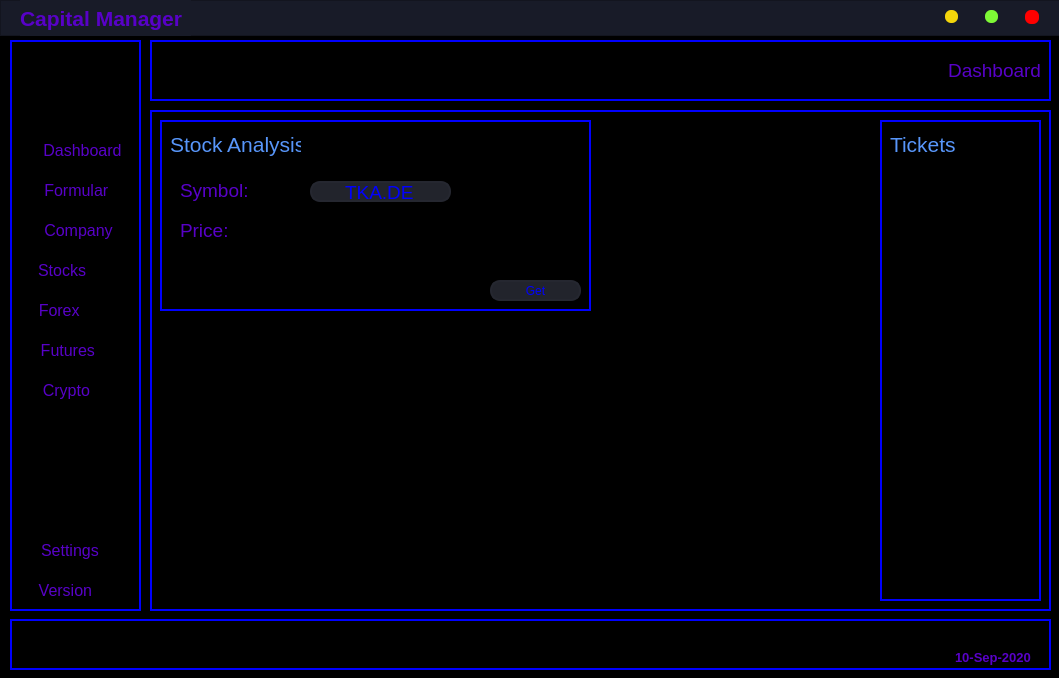
Above: CapitalManager/main.ui from 0xProtocol/FinancalManager before the change. Below: the same form after it.
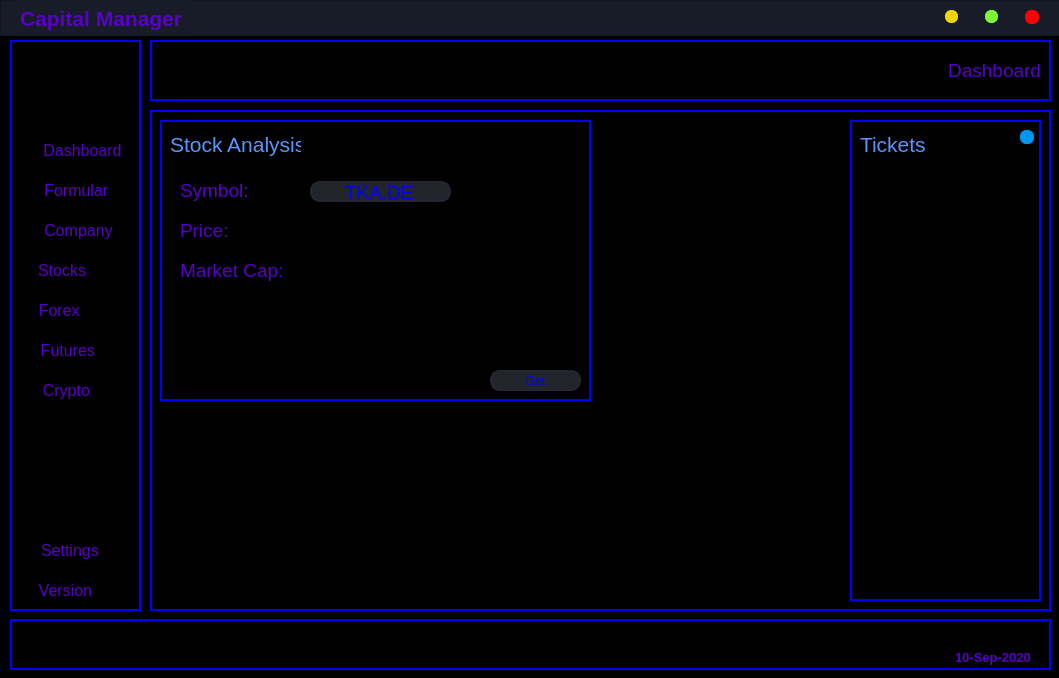
That is the form after the change. Icons and pictures are not drawn.

Commit message: market cap und prozentsatz hinzugefügt

Diff of the .ui file:
```diff
--- a/CapitalManager/main.ui
+++ b/CapitalManager/main.ui
@@ -2309,7 +2309,7 @@
        <x>10</x>
        <y>10</y>
        <width>431</width>
-       <height>191</height>
+       <height>281</height>
       </rect>
      </property>
      <property name="frameShape">
@@ -2436,7 +2436,7 @@
        <rect>
         <x>160</x>
         <y>100</y>
-        <width>131</width>
+        <width>121</width>
         <height>21</height>
        </rect>
       </property>
@@ -2461,7 +2461,7 @@
       <property name="geometry">
        <rect>
         <x>330</x>
-        <y>160</y>
+        <y>250</y>
         <width>91</width>
         <height>21</height>
        </rect>
@@ -2481,13 +2481,91 @@
        <string>Get</string>
       </property>
      </widget>
+     <widget class="QLabel" name="lblmarketcap">
+      <property name="geometry">
+       <rect>
+        <x>20</x>
+        <y>140</y>
+        <width>111</width>
+        <height>21</height>
+       </rect>
+      </property>
+      <property name="font">
+       <font>
+        <family>Segoe UI</family>
+        <pointsize>14</pointsize>
+       </font>
+      </property>
+      <property name="styleSheet">
+       <string notr="true">color: rgb(88, 1, 200);
+ border-top: 0px solid blue; 
+ border-left: 0px solid blue; 
+ border-right: 0px solid blue; 
+ border-bottom: 0px solid blue; </string>
+      </property>
+      <property name="text">
+       <string>Market Cap:</string>
+      </property>
+     </widget>
+     <widget class="QLabel" name="lblmarketcap_2">
+      <property name="geometry">
+       <rect>
+        <x>160</x>
+        <y>140</y>
+        <width>121</width>
+        <height>21</height>
+       </rect>
+      </property>
+      <property name="font">
+       <font>
+        <family>Segoe UI</family>
+        <pointsize>14</pointsize>
+       </font>
+      </property>
+      <property name="styleSheet">
+       <string notr="true">color: rgb(88, 1, 200);
+ border-top: 0px solid blue; 
+ border-left: 0px solid blue; 
+ border-right: 0px solid blue; 
+ border-bottom: 0px solid blue; </string>
+      </property>
+      <property name="text">
+       <string/>
+      </property>
+     </widget>
+     <widget class="QLabel" name="lblChanges">
+      <property name="geometry">
+       <rect>
+        <x>290</x>
+        <y>100</y>
+        <width>111</width>
+        <height>21</height>
+       </rect>
+      </property>
+      <property name="font">
+       <font>
+        <family>Segoe UI</family>
+        <pointsize>14</pointsize>
+       </font>
+      </property>
+      <property name="styleSheet">
+       <string notr="true">color: rgb(88, 1, 200);
+ border-top: 0px solid blue; 
+ border-left: 0px solid blue; 
+ border-right: 0px solid blue; 
+ border-bottom: 0px solid blue; </string>
+      </property>
+      <property name="text">
+       <string/>
+      </property>
+     </widget>
     </widget>
     <widget class="QFrame" name="framStocksLastSearched">
      <property name="geometry">
       <rect>
-       <x>730</x>
+       <x>700</x>
        <y>10</y>
-       <width>161</width>
+       <width>191</width>
        <height>481</height>
       </rect>
      </property>
@@ -2530,7 +2608,7 @@
        <rect>
         <x>10</x>
         <y>50</y>
-        <width>141</width>
+        <width>171</width>
         <height>421</height>
        </rect>
       </property>
@@ -2542,6 +2620,50 @@
  border-bottom: 0px solid blue; </string>
       </property>
      </widget>
+     <widget class="QPushButton" name="btnTicketDividents">
+      <property name="geometry">
+       <rect>
+        <x>170</x>
+        <y>10</y>
+        <width>14</width>
+        <height>14</height>
+       </rect>
+      </property>
+      <property name="minimumSize">
+       <size>
+        <width>14</width>
+        <height>14</height>
+       </size>
+      </property>
+      <property name="maximumSize">
+       <size>
+        <width>17</width>
+        <height>17</height>
+       </size>
+      </property>
+      <property name="toolTip">
+       <string/>
+      </property>
+      <property name="styleSheet">
+       <string notr="true">QPushButton {
+	border: none;
+	border-radius: 6px;		
+	background-color: rgb(0, 150, 240);
+}
+QPushButton:hover {		
+		background-color: rgb(0, 200, 255);
+}</string>
+      </property>
+      <property name="text">
+       <string/>
+      </property>
+      <property name="iconSize">
+       <size>
+        <width>14</width>
+        <height>14</height>
+       </size>
+      </property>
+     </widget>
     </widget>
    </widget>
    <zorder>frmCompanyFormular</zorder>
```
The commit also changes 26 other files.
